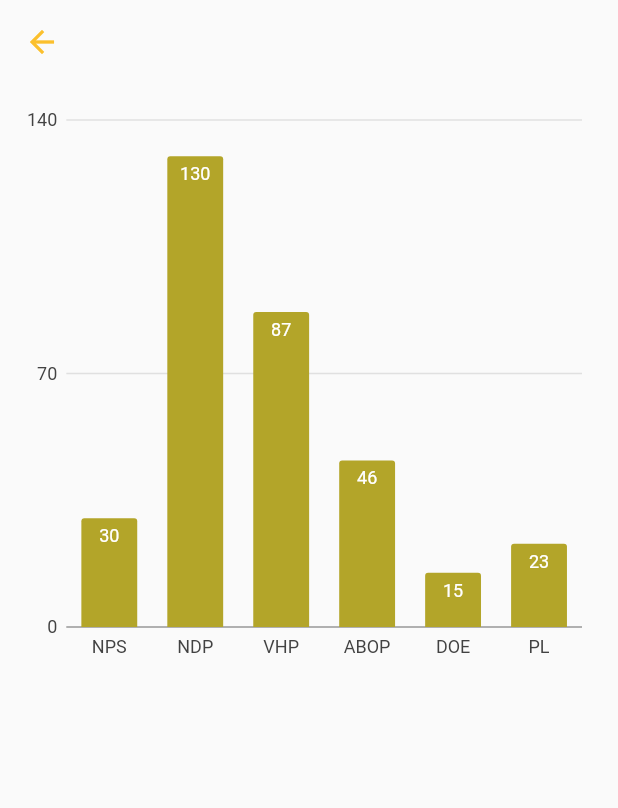
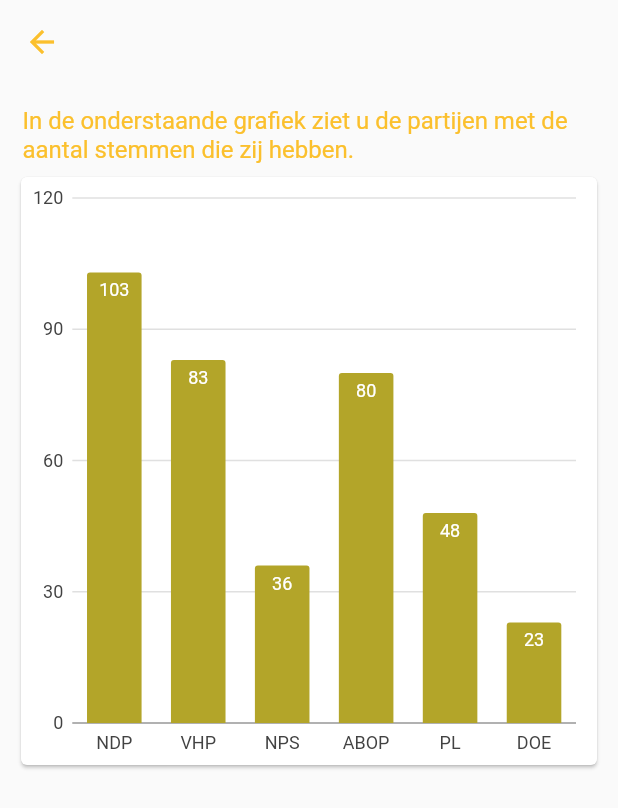
Before and after one commit to flackokj/stem, a Flutter app: the HomeScreen screen opened by its route, after a tap on the "insert chart" icon, on a phone screen of 412 x 824 dp. Shown: the top 808 px of the screen. Run offline on Flutter 3.47's test engine with Material 2 defaults, Android fonts, the phone set to English and light mode, and no system bars; our stand-ins replace charts_flutter; network calls fail.

Commit message:
Working Chart Screen with json data

```diff
--- a/assets/partij.json
+++ b/assets/partij.json
@@ -11,7 +11,7 @@
         "naam": "VHP",
         "details": "De Progressive Reform Party, voorheen bekend als de 'Verenigde Hindoestaanse Partij', is een politieke partij in Suriname. Bij de laatste parlementsverkiezingen maakte de partij deel uit van de politieke combinatie Nieuw Front die 31,6% van de populaire stemmen en veertien van de eenenvijftig zetels in de Nationale Vergadering won.",
         "logo": "https://i.postimg.cc/15cBbhjk/VHP.png",
-        "stem": 63
+        "stem": 83
     },
     {
         "index": 2,
--- a/lib/models/partij.dart
+++ b/lib/models/partij.dart
@@ -1,5 +1,3 @@
-import 'package:flutter/material.dart';
-
 class Partij {
   final int index;
   final String naam;
@@ -8,6 +6,16 @@ class Partij {
   final int stemmen;
 
   Partij({this.index, this.naam, this.details, this.logo, this.stemmen});
+
+  factory Partij.fromJson(Map<String, dynamic> json) {
+    return Partij(
+      index: json['index'],
+      naam: json['naam'],
+      details: json['details'],
+      logo: json['logo'],
+      stemmen: json['stem'],
+    );
+  }
 }
 
 class Voter {
@@ -21,4 +29,11 @@ class StemData {
   int stemmen;
 
   StemData({this.partij, this.stemmen});
+
+  factory StemData.fromJson(Map<String, dynamic> json) {
+    return StemData(
+      partij: json['naam'],
+      stemmen: json['stem'],
+    );
+  }
 }
--- a/lib/screens/chartScreen.dart
+++ b/lib/screens/chartScreen.dart
@@ -1,29 +1,51 @@
 import 'package:flutter/material.dart';
 import 'package:charts_flutter/flutter.dart' as charts;
+import 'dart:async' show Future;
+import 'dart:convert';
+import 'package:flutter/services.dart' show rootBundle;
 import 'package:stem/models/partij.dart';
 
 import 'package:stem/widgets/customWidgets.dart';
 
-class ChartScreen extends StatelessWidget {
-  List<charts.Series<StemData, String>> _getStemmen() {
-    var data = [
-      StemData(partij: 'NPS', stemmen: 30),
-      StemData(partij: 'NDP', stemmen: 130),
-      StemData(partij: 'VHP', stemmen: 87),
-      StemData(partij: 'ABOP', stemmen: 46),
-      StemData(partij: 'DOE', stemmen: 15),
-      StemData(partij: 'PL', stemmen: 23),
-    ];
+class ChartScreen extends StatefulWidget {
+  @override
+  _ChartScreenState createState() => _ChartScreenState();
+}
+
+class _ChartScreenState extends State<ChartScreen> {
+  List<StemData> stemDataList = [];
+
+  Future<String> _loadPartijAsset() async {
+    return await rootBundle.loadString('assets/partij.json');
+  }
+
+  Future<List<StemData>> _getPartijData() async {
+    var jsonString = await _loadPartijAsset();
+    var jsonResponse = json.decode(jsonString);
+
+    for (var i in jsonResponse) {
+      StemData partij = StemData(
+        partij: i['naam'],
+        stemmen: i['stem'],
+      );
+      stemDataList.add(partij);
+    }
+
+    // print(stemDataList.length);
+    return stemDataList;
+  }
+
+  List<charts.Series<StemData, String>> _getStemData() {
+    var data = stemDataList;
 
     return [
       charts.Series<StemData, String>(
         id: 'Stemmen',
         colorFn: (_, __) => charts.MaterialPalette.yellow.shadeDefault.darker,
-        domainFn: (StemData stemmen, _) => stemmen.partij,
-        measureFn: (StemData stemmen, _) => stemmen.stemmen,
+        domainFn: (StemData partij, _) => partij.partij,
+        measureFn: (StemData partij, _) => partij.stemmen,
         data: data,
-        labelAccessorFn: (StemData stemmen, _) =>
-            '${stemmen.stemmen.toString()}',
+        labelAccessorFn: (StemData partij, _) => '${partij.stemmen.toString()}',
       )
     ];
   }
@@ -41,10 +63,38 @@ class ChartScreen extends StatelessWidget {
         ),
       ),
       body: Container(
-        height: 400,
         padding: EdgeInsets.all(10),
-        child: CreateChart(
-          getData: _getStemmen(),
+        child: FutureBuilder(
+          future: _getPartijData(),
+          builder: (BuildContext context, AsyncSnapshot value) {
+            if (!value.hasData) {
+              return Container(
+                child: Loading(),
+              );
+            }
+            return Column(
+              children: <Widget>[
+                Container(
+                  padding: EdgeInsets.all(5),
+                  child: Text(
+                    'In de onderstaande grafiek ziet u de partijen met de aantal stemmen die zij hebben.',
+                    style: TextStyle(
+                      color: Colors.yellow[700],
+                      fontSize: 16,
+                    ),
+                  ),
+                ),
+                Container(
+                  height: 400,
+                  child: Card(
+                    child: CreateChart(
+                      getData: _getStemData(),
+                    ),
+                  ),
+                ),
+              ],
+            );
+          },
         ),
       ),
     );
--- a/lib/screens/homeScreen.dart
+++ b/lib/screens/homeScreen.dart
@@ -29,15 +29,15 @@ class _HomeScreenState extends State<HomeScreen> {
 
     for (var i in jsonResponse) {
       Partij partij = Partij(
-        index: i["index"],
-        naam: i["naam"],
-        details: i["details"],
-        logo: i["logo"],
+        index: i['index'],
+        naam: i['naam'],
+        details: i['details'],
+        logo: i['logo'],
       );
       partijList.add(partij);
     }
 
-    print(partijList.length);
+    // print(partijList.length);
     return partijList;
   }
 
@@ -80,11 +80,11 @@ class _HomeScreenState extends State<HomeScreen> {
         child: FutureBuilder(
           future: _getPartij(),
           builder: (BuildContext context, AsyncSnapshot value) {
-            if (value.data == null) {
+            if (!value.hasData) {
               return Container(
                 child: Loading(),
               );
-            } else {
+            }
             return GridView.builder(
               physics: BouncingScrollPhysics(),
               itemCount: value.data.length,
@@ -125,7 +125,6 @@ class _HomeScreenState extends State<HomeScreen> {
                 childAspectRatio: (itemWidth / itemHeight),
               ),
             );
-            }
           },
         ),
       ),
--- a/lib/screens/infoScreen.dart
+++ b/lib/screens/infoScreen.dart
@@ -1,5 +1,4 @@
 import 'package:flutter/material.dart';
-import 'package:stem/screens/chartScreen.dart';
 
 //IMPORT WIDGETS
 import 'package:stem/widgets/customWidgets.dart';
--- a/lib/screens/launchScreen.dart
+++ b/lib/screens/launchScreen.dart
@@ -1,10 +1,17 @@
 import 'package:flutter/material.dart';
-import 'package:stem/screens/homeScreen.dart';
 
 //IMPORT WIDGETS
 import 'package:stem/widgets/customWidgets.dart';
 
-class LaunchScreen extends StatelessWidget {
+//IMPORT SCREENS
+import 'package:stem/screens/homeScreen.dart';
+
+class LaunchScreen extends StatefulWidget {
+  @override
+  _LaunchScreenState createState() => _LaunchScreenState();
+}
+
+class _LaunchScreenState extends State<LaunchScreen> {
   void signIn(BuildContext context) {
     Navigator.push(
       context,
@@ -32,8 +39,8 @@ class LaunchScreen extends StatelessWidget {
             height: 200.0,
           ),
           LoginButton(
-            label: 'Anoniem Sign In',
-            onPressed: () {
+            label: 'Anoniem Login',
+            onPressed: () async {
               signIn(context);
             },
           ),
--- a/lib/service.dart
+++ /dev/null
@@ -1,75 +0,0 @@
-import 'package:stem/models/partij.dart';
-// import 'package:uuid/uuid.dart';
-
-List<Partij> getPartijList() {
-  //mock data
-  List<Partij> partijList = List<Partij>();
-
-  // partijList.add(
-  //   Partij(
-  //     partijId: Uuid().v4(),
-  //     partijNaam: 'NDP',
-  //     options: [
-  //       {
-  //         'NDP, Nationale Democratische Partij is een Surinaamse politieke partij.':
-  //             34
-  //       }
-  //     ],
-  //   ),
-  // );
-
-  // partijList.add(
-  //   Partij(
-  //     partijId: Uuid().v4(),
-  //     partijNaam: 'VHP',
-  //     options: [
-  //       {
-  //         'VHP, Voortuitstrevende Hervormingspartij is een Surinaamse politieke partij.':
-  //             51
-  //       }
-  //     ],
-  //   ),
-  // );
-
-  // partijList.add(
-  //   Partij(
-  //     partijId: Uuid().v4(),
-  //     partijNaam: 'NPS',
-  //     options: [
-  //       {'NPS, NPS is een Surinaamse politieke partij.': 51}
-  //     ],
-  //   ),
-  // );
-
-  // partijList.add(
-  //   Partij(
-  //     partijId: Uuid().v4(),
-  //     partijNaam: 'ABOP',
-  //     options: [
-  //       {'ABOP, ABOP is een Surinaamse politieke partij.': 51}
-  //     ],
-  //   ),
-  // );
-
-  // partijList.add(
-  //   Partij(
-  //     partijId: Uuid().v4(),
-  //     partijNaam: 'PL',
-  //     options: [
-  //       {'PL, PL is een Surinaamse politieke partij.': 51}
-  //     ],
-  //   ),
-  // );
-
-  // partijList.add(
-  //   Partij(
-  //     partijId: Uuid().v4(),
-  //     partijNaam: 'DOE',
-  //     options: [
-  //       {'DOE, DOE is een Surinaamse politieke partij.': 51}
-  //     ],
-  //   ),
-  // );
-
-  return partijList;
-}
--- a/lib/widgets/customWidgets.dart
+++ b/lib/widgets/customWidgets.dart
@@ -121,6 +121,7 @@ class CreateChart extends StatelessWidget {
       barRendererDecorator: charts.BarLabelDecorator<String>(
         insideLabelStyleSpec: new charts.TextStyleSpec(),
       ),
+      animationDuration: Duration(seconds: 1),
     );
   }
 }
--- a/pubspec.yaml
+++ b/pubspec.yaml
@@ -27,6 +27,8 @@ dependencies:
   provider: ^3.1.0+1
   http: ^0.12.0+2
   charts_flutter: ^0.8.1
+  firebase_auth: ^0.14.0+5
+  cloud_firestore: ^0.12.9+4
 
 dev_dependencies:
   flutter_test:
```
Also changed, not shown: pubspec.lock, 1 other file. Lines whose indentation alone changed are shown as unchanged.
